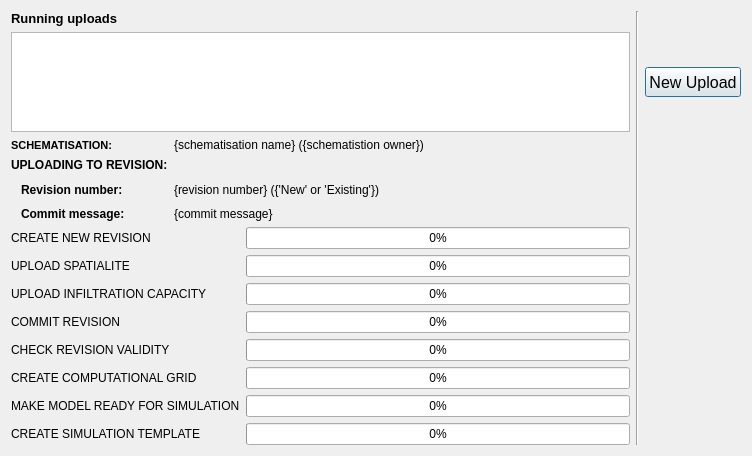
Above: threedi_api_qgis_client/ui/upload_status.ui from nens/threedi-api-qgis-client before the change. Below: the same form after it.
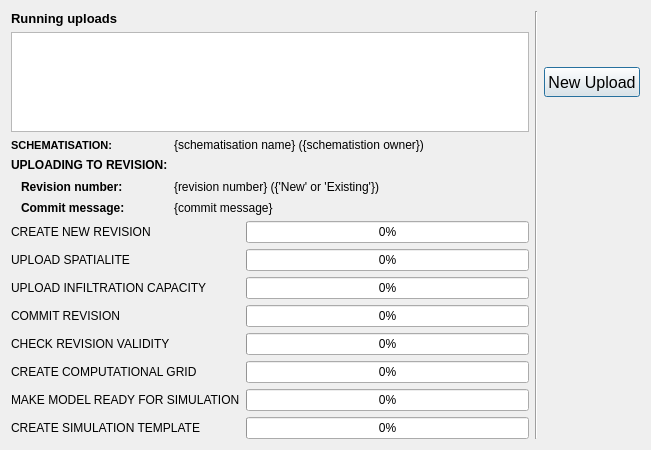
That is the form after the change.

What changed in the file:
```diff
--- a/threedi_api_qgis_client/ui/upload_status.ui
+++ b/threedi_api_qgis_client/ui/upload_status.ui
@@ -6,14 +6,14 @@
    <rect>
     <x>0</x>
     <y>0</y>
-    <width>752</width>
-    <height>456</height>
+    <width>651</width>
+    <height>450</height>
    </rect>
   </property>
   <property name="minimumSize">
    <size>
-    <width>0</width>
-    <height>0</height>
+    <width>650</width>
+    <height>450</height>
    </size>
   </property>
   <property name="font">
```
